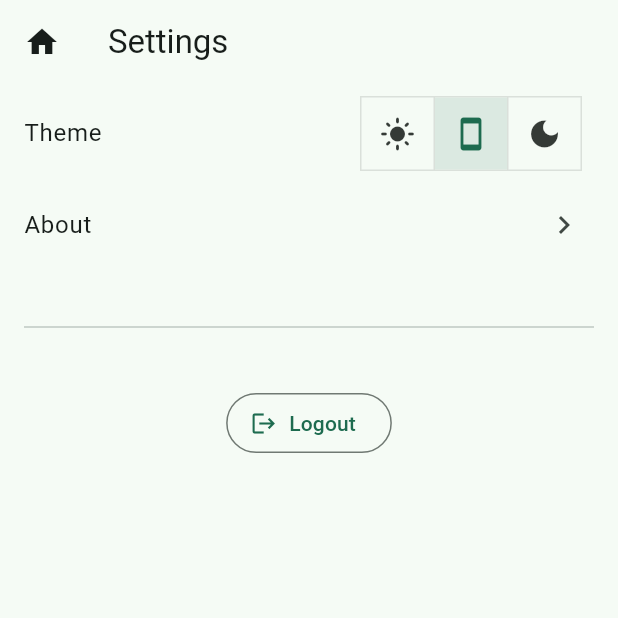
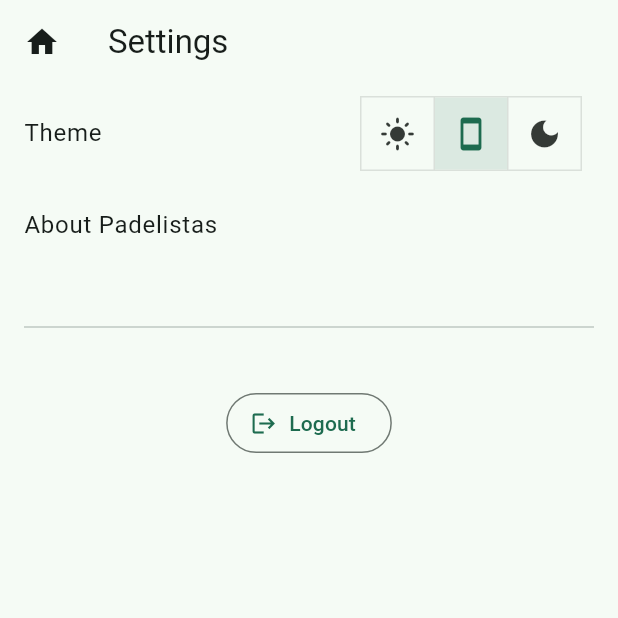
Before and after one commit to ValentinVignal/padelistas, a Flutter app: the SettingsScreen screen opened by its route, on a phone screen of 412 x 824 dp, the top half of it. Run offline on Flutter 3.47's test engine with Material 2 defaults, Android fonts, the light colour scheme and no system bars; our stand-ins replace cloud_firestore, firebase_analytics, firebase_auth, firebase_core, flutter_riverpod, flutter_svg and 6 more; missing offline and left inert: animated_collection; accounts and stored records are empty; generated files the repository leaves out were written again; statements that could not run were skipped.

Commit message:
:sparkles: Add licenses

```diff
--- a/lib/screens/settings/settings_screen.dart
+++ b/lib/screens/settings/settings_screen.dart
@@ -5,6 +5,7 @@ import 'package:flutter_riverpod/flutter_riverpod.dart';
 import '../../router/routes.dart';
 import '../../services/auth.dart';
 import '../../services/auth_user_notifier.dart';
+import '../../services/info_plus.dart';
 import '../../utils/bool.dart';
 import '../../widgets/theme_switch.dart';
 
@@ -38,12 +39,9 @@ class SettingsScreen extends ConsumerWidget {
               ],
             ),
           ),
-          ListTile(
-            title: const Text('About'),
-            onTap: () {
-              const AboutRoute().push(context);
-            },
-            trailing: const Icon(Icons.chevron_right),
+          AboutListTile(
+            applicationVersion:
+                ref.watch(infoPlusProvider).valueOrNull?.version ?? '',
           ),
           if (isLoggedIn) ...[
             const Padding(
```
Also changed, not shown: lib/router/routes.dart (+0 -11 lines), lib/screens/about/about_screen.dart (deleted, +0 -37 lines), lib/router/routes.g.dart, 1 other file.
